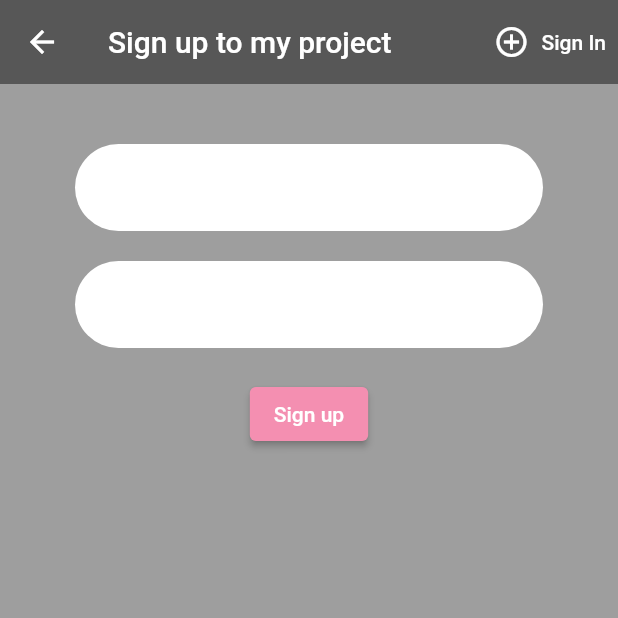
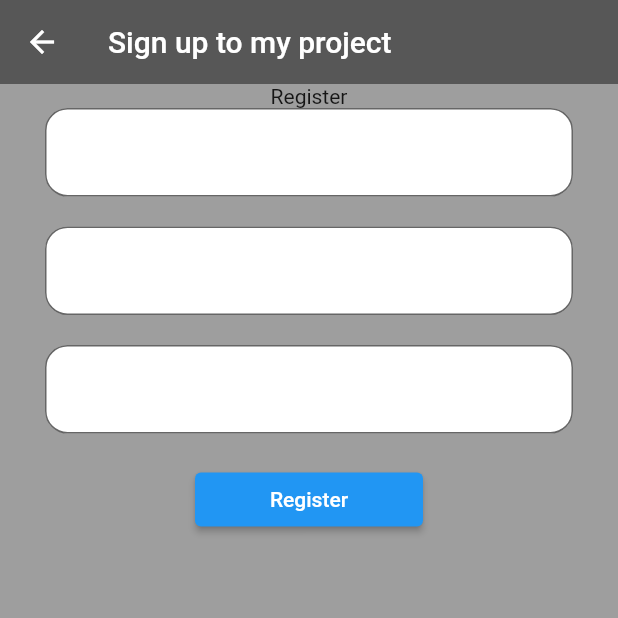
Before and after one commit to Leinady/flutter-firebase, a Flutter app: the Register screen opened directly, on a phone screen of 412 x 824 dp, the top half of it. Run offline on Flutter 3.47's test engine with Material 2 defaults, Android fonts, the phone set to English and light mode, and no system bars; our stand-ins replace cloud_firestore, firebase_auth, firebase_core, flutter_svg, fluttertoast, shared_preferences; missing offline and left inert: model_viewer; accounts and stored records are empty.

Commit message:
fix register and login role

```diff
--- a/assign/lib/main.dart
+++ b/assign/lib/main.dart
@@ -1,6 +1,8 @@
 import 'package:assign/models/user.dart';
 import 'package:assign/provider/ItemProvider.dart';
 import 'package:assign/route/cartprovider.dart';
+import 'package:assign/screen/authen/sign_in.dart';
+import 'package:assign/screen/home/home.dart';
 import 'package:assign/screen/wrapper.dart';
 import 'package:assign/service/authserv.dart';
 import 'package:flutter/material.dart';
@@ -28,7 +30,7 @@ class MyApp extends StatelessWidget {
           ChangeNotifierProvider(create: (_) => ItemProvider())
         ],
         child: MaterialApp(
-          home: Wrapper(),
+          home: SignIn(),
           debugShowCheckedModeBanner: false,
         ),
       ),
--- a/assign/lib/screen/authen/register.dart
+++ b/assign/lib/screen/authen/register.dart
@@ -1,3 +1,4 @@
+import 'package:assign/actions/action_auth.dart';
 import 'package:assign/screen/authen/sign_in.dart';
 import 'package:assign/service/authserv.dart';
 import 'package:cloud_firestore/cloud_firestore.dart';
@@ -14,13 +15,11 @@ class Register extends StatefulWidget {
 }
 
 class _RegisterState extends State<Register> {
-  final Authservice _auth = Authservice();
   final _formKey = GlobalKey<FormState>();
 
-  String email = '';
-  String password = '';
-  String error = '';
-  String role = '';
+  TextEditingController _emailController = TextEditingController();
+  TextEditingController _passwordController = TextEditingController();
+  TextEditingController _confirmPasswordController = TextEditingController();
 
   @override
   Widget build(BuildContext context) {
@@ -30,105 +29,124 @@ class _RegisterState extends State<Register> {
         backgroundColor: Colors.black45,
         elevation: 0.0,
         title: Text('Sign up to my project'),
-        actions: <Widget>[
-          TextButton.icon(
-              style: TextButton.styleFrom(primary: Colors.white),
-              onPressed: () {
-                widget.toggle();
-              },
-              icon: Icon(Icons.add_circle_outline),
-              label: Text('Sign In'))
-        ],
       ),
-      body: Container(
-        padding: EdgeInsets.symmetric(vertical: 20, horizontal: 50),
+      body: Column(
+        children: [
+          Container(
+            child: Text('Register'),
+          ),
+          Flexible(
             child: Form(
               key: _formKey,
-          child: Column(children: <Widget>[
-            SizedBox(
-              height: 20,
-            ),
-            TextFieldContainer(
-              child: TextFormField(
-                decoration: InputDecoration(border: InputBorder.none),
-                validator: (val) => val.isEmpty ? 'Enter an Email' : null,
-                onChanged: (val) {
-                  setState(() => email = val);
+              child: Padding(
+                padding: const EdgeInsets.symmetric(horizontal: 30.0),
+                child: ListView(
+                  children: [
+                    TextFormField(
+                      controller: _emailController,
+                      validator: (value) {
+                        if (value.isEmpty) {
+                          return 'Error';
+                        }
+                        return null;
                       },
-              ),
+                      decoration: InputDecoration(
+                          filled: true,
+                          fillColor: Colors.white,
+                          border: OutlineInputBorder(
+                              borderRadius: BorderRadius.circular(15))),
                     ),
                     SizedBox(
                       height: 20,
                     ),
-            TextFieldContainer(
-              child: TextFormField(
+                    TextFormField(
+                      controller: _passwordController,
+                      validator: (value) {
+                        if (value.isEmpty) {
+                          return 'Error';
+                        }
+                        if (value.length < 6) {
+                          return 'password must 1-6 char';
+                        }
+                        return null;
+                      },
                       obscureText: true,
-                  decoration: InputDecoration(border: InputBorder.none),
-                  validator: (val) =>
-                      val.length < 6 ? 'Enter a password 6+' : null,
-                  onChanged: (val) {
-                    setState(() => password = val);
-                  }),
+                      decoration: InputDecoration(
+                          filled: true,
+                          fillColor: Colors.white,
+                          border: OutlineInputBorder(
+                              borderRadius: BorderRadius.circular(15))),
                     ),
                     SizedBox(
                       height: 20,
                     ),
-            ElevatedButton(
-              style: ElevatedButton.styleFrom(
-                primary: Colors.pink[200],
+                    TextFormField(
+                      controller: _confirmPasswordController,
+                      validator: (value) {
+                        if (value.isEmpty) {
+                          return 'Error';
+                        }
+                        if (value != _passwordController.text) {
+                          return 'password not match';
+                        }
+                        return null;
+                      },
+                      obscureText: true,
+                      decoration: InputDecoration(
+                          filled: true,
+                          fillColor: Colors.white,
+                          border: OutlineInputBorder(
+                              borderRadius: BorderRadius.circular(15))),
                     ),
+                    Padding(
+                      padding: const EdgeInsets.symmetric(
+                          horizontal: 100, vertical: 20),
+                      child: ElevatedButton(
                           onPressed: () async {
                             if (_formKey.currentState.validate()) {
-                  dynamic result = await _auth.registerWithEmailAndPassword(
-                      email, password, role);
-                  // User user = FirebaseAuth.instance.currentUser;
+                              showDialog(
+                                  context: context,
+                                  barrierDismissible: false,
+                                  builder: (context) => Dialog(
+                                        child: Container(
+                                          height: 100,
+                                          width: 100,
+                                          child: Column(
+                                            children: [
+                                              Spacer(),
+                                              CircularProgressIndicator(),
+                                              SizedBox(
+                                                height: 20,
+                                              ),
+                                              Text('Loading'),
+                                              Spacer(),
+                                            ],
+                                          ),
+                                        ),
+                                      ));
 
-                  // await FirebaseFirestore.instance
-                  //     .collection("users")
-                  //     .doc(user.uid)
-                  //     .set({
-                  //   'uid': user.uid,
-                  //   'email': email,
-                  //   'password': password,
-                  //   'role': 'user',
-                  // });
-                  if (result == null) {
-                    setState(() => error = 'please put email');
+                              final res =
+                                  await ActionAuth.registerWithEmailAndPassword(
+                                      email: _emailController.text,
+                                      password: _passwordController.text,
+                                      role: 'user');
+                              if (res == true) {
+                                Navigator.pop(context); // pop dialog
+                                Navigator.pop(context); // pop register page
+                              } else {
+                                print(res);
                               }
                             }
                           },
-              child: Text('Sign up'),
+                          child: Text('Register')),
+                    )
+                  ],
                 ),
-            SizedBox(
-              height: 12,
               ),
-            Text(
-              error,
-              style: TextStyle(color: Colors.red, fontSize: 15),
-            )
-          ]),
             ),
+          ),
+        ],
       ),
     );
   }
 }
-
-class TextFieldContainer extends StatelessWidget {
-  final Widget child;
-  const TextFieldContainer({
-    Key key,
-    this.child,
-  }) : super(key: key);
-
-  @override
-  Widget build(BuildContext context) {
-    Size size = MediaQuery.of(context).size;
-    return Container(
-      padding: EdgeInsets.symmetric(horizontal: 20, vertical: 5),
-      width: size.width * 0.8,
-      decoration: BoxDecoration(
-          color: Colors.white, borderRadius: BorderRadius.circular(29)),
-      child: child,
-    );
-  }
-}
--- a/assign/lib/screen/proflie/componants/body.dart
+++ b/assign/lib/screen/proflie/componants/body.dart
@@ -1,9 +1,9 @@
+import 'package:assign/actions/action_auth.dart';
 import 'package:assign/screen/admin/editusers.dart';
 import 'package:assign/screen/proflie/componants/profile_picture.dart';
 import 'package:firebase_auth/firebase_auth.dart';
 import 'package:flutter/material.dart';
 import '../../../service/authserv.dart';
-import '../../authen/sign_in.dart';
 import 'proflieform.dart';
 
 class Bodyprof extends StatelessWidget {
@@ -35,7 +35,7 @@ class Bodyprof extends StatelessWidget {
             text: "Log Out",
             icon: "assets/icons/Log out.svg",
             press: () async {
-              await _auth.signOut();
+              ActionAuth.logout(context);
             },
           ),
         ],
--- a/assign/pubspec.yaml
+++ b/assign/pubspec.yaml
@@ -36,6 +36,7 @@ dependencies:
   flutter_svg: ^0.23.0+1
   model_viewer: ^0.8.1
   fluttertoast: ^8.0.9
+  shared_preferences: ^2.0.13
 
 dev_dependencies:
   flutter_test:
```
Also changed, not shown: assign/lib/LocalPage.dart (added, +37 -0 lines), assign/lib/actions/action_auth.dart (added, +105 -0 lines), assign/lib/screen/admin/dashbord.dart (+2 -5 lines), assign/lib/screen/authen/sign_in.dart (+79 -87 lines), assign/assets/images/Tuning Garage.png, assign/pubspec.lock, 1 other file. Lines whose indentation alone changed are shown as unchanged.
